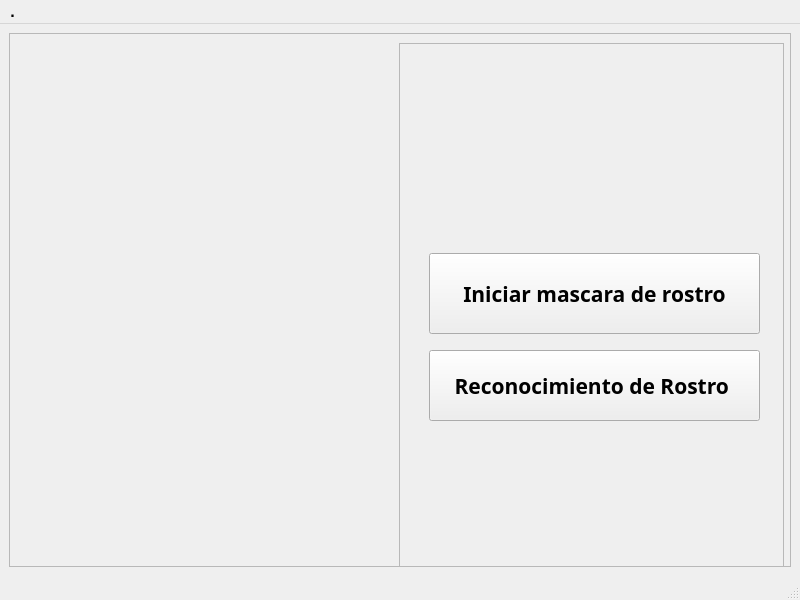
Qt form MascaraRostro.ui (ContrerasLiz2/Detector-de-Rostros) before a commit.
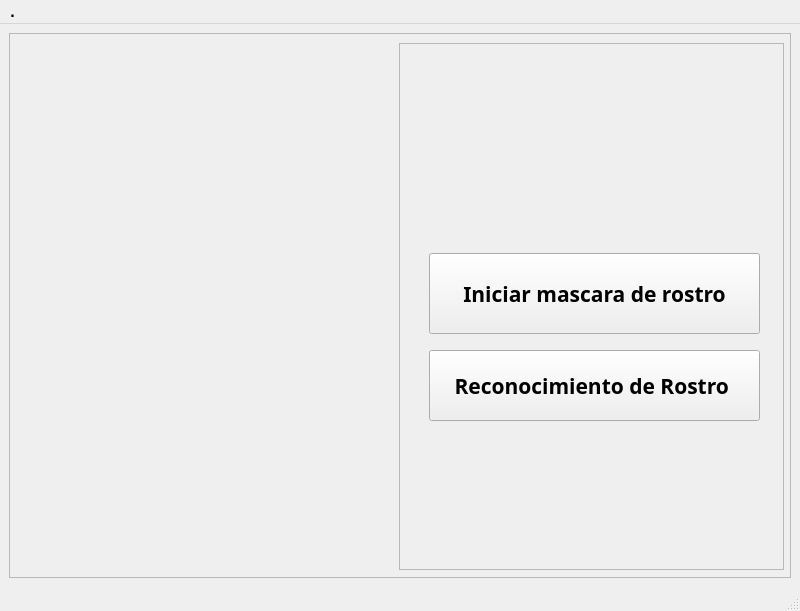
The same form after that commit.

```diff
--- a/MascaraRostro.ui
+++ b/MascaraRostro.ui
@@ -7,7 +7,7 @@
     <x>0</x>
     <y>0</y>
     <width>800</width>
-    <height>600</height>
+    <height>611</height>
    </rect>
   </property>
   <property name="font">
```
Left out of the diff: 13 changed lines with no effect on the pictures.
